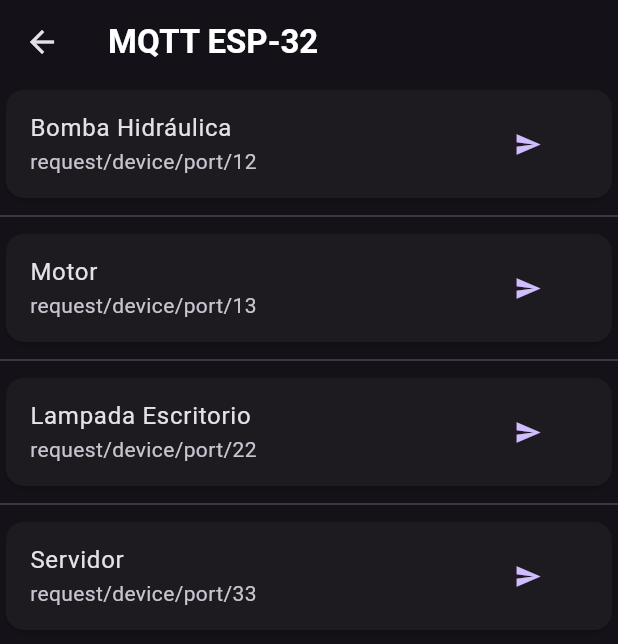
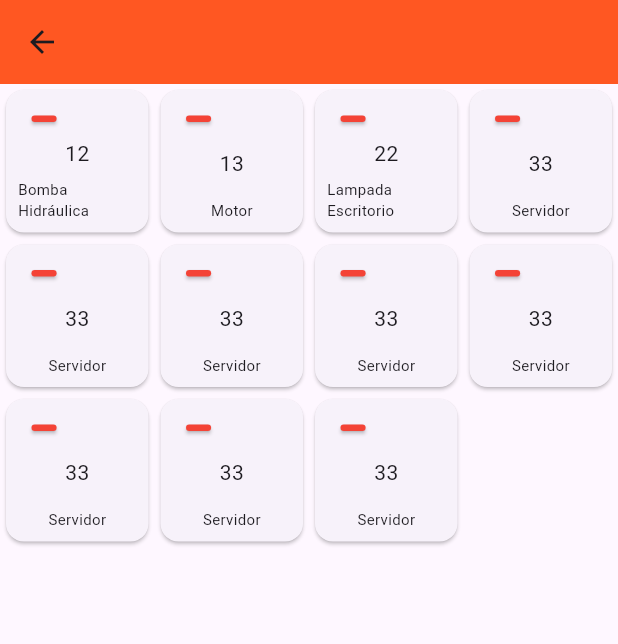
Before and after one commit to Raiam-Dev/app_flutter_http, a Flutter app: the MyHomePage screen opened by its route, on a phone screen of 412 x 824 dp. Shown: the top 644 px of the screen. Run offline on Flutter 3.47's test engine with Material 3 defaults, Android fonts, the phone set to English and light mode, and no system bars; missing offline and left inert: mqtt_client.

Commit message:
Versao Evoluindo

```diff
--- a/lib/core/json_tests/lists_json.dart
+++ b/lib/core/json_tests/lists_json.dart
@@ -27,4 +27,53 @@ List jsonData = [
     'topic': 'request/device/port/33',
     'horario': null,
   },
+  {
+    'title': 'Servidor',
+    'port': 33,
+    'value': 1,
+    'topic': 'request/device/port/33',
+    'horario': null,
+  },
+  {
+    'title': 'Servidor',
+    'port': 33,
+    'value': 1,
+    'topic': 'request/device/port/33',
+    'horario': null,
+  },
+  {
+    'title': 'Servidor',
+    'port': 33,
+    'value': 1,
+    'topic': 'request/device/port/33',
+    'horario': null,
+  },
+  {
+    'title': 'Servidor',
+    'port': 33,
+    'value': 1,
+    'topic': 'request/device/port/33',
+    'horario': null,
+  },
+  {
+    'title': 'Servidor',
+    'port': 33,
+    'value': 1,
+    'topic': 'request/device/port/33',
+    'horario': null,
+  },
+  {
+    'title': 'Servidor',
+    'port': 33,
+    'value': 1,
+    'topic': 'request/device/port/33',
+    'horario': null,
+  },
+  {
+    'title': 'Servidor',
+    'port': 33,
+    'value': 1,
+    'topic': 'request/device/port/33',
+    'horario': null,
+  },
 ];
--- a/lib/main.dart
+++ b/lib/main.dart
@@ -1,4 +1,4 @@
-import 'package:app_http/presentation/pages/homeConfig.dart';
+import 'package:app_http/presentation/pages/homeConfigMqtt.dart';
 import 'package:app_http/presentation/pages/home_painel.dart';
 import 'package:flutter/material.dart';
 
@@ -9,7 +9,6 @@ class MyApp extends StatelessWidget {
   @override
   Widget build(BuildContext context) {
     return MaterialApp(
-      theme: ThemeData(brightness: Brightness.dark, useMaterial3: true),
       debugShowCheckedModeBanner: false,
       routes: {
         "/": (BuildContext context) => Homeconfig(),
@@ -29,13 +28,7 @@ class _MyHomePageState extends State<MyHomePage> {
   @override
   Widget build(BuildContext context) {
     return Scaffold(
-      appBar: AppBar(
-        title: Text(
-          "MQTT ESP-32",
-          style: TextStyle(color: Colors.white, fontWeight: FontWeight.bold),
-        ),
-        actions: [],
-      ),
+      appBar: AppBar(backgroundColor: Colors.deepOrange),
       body: SafeArea(child: HomePainel()),
     );
   }
--- a/lib/presentation/pages/homeConfig.dart
+++ /dev/null
@@ -1,22 +0,0 @@
-import 'package:app_http/core/utils/mqttCallbacks/mqtt_connection.dart';
-import 'package:flutter/material.dart';
-
-class Homeconfig extends StatelessWidget {
-  const Homeconfig({super.key});
-
-  @override
-  Widget build(BuildContext context) {
-    return Scaffold(
-      appBar: AppBar(title: Text("Configuracion MQTT"), centerTitle: true),
-      body: ElevatedButton(
-        onPressed: () async {
-          await conectar();
-        },
-        child: Text("Connectar Mqtt"),
-      ),
-      floatingActionButton: FloatingActionButton(
-        onPressed: () => Navigator.pushNamed(context, 'HomePainel'),
-      ),
-    );
-  }
-}
--- a/lib/presentation/pages/home_painel.dart
+++ b/lib/presentation/pages/home_painel.dart
@@ -1,5 +1,7 @@
+import 'dart:convert';
+
+import 'package:app_http/core/globals/variaveis_globais.dart';
 import 'package:app_http/core/json_tests/lists_json.dart';
-import 'package:app_http/core/utils/mqttCallbacks/callback_publicar.dart';
 import 'package:flutter/material.dart';
 
 class HomePainel extends StatefulWidget {
@@ -12,29 +14,56 @@ class HomePainel extends StatefulWidget {
 class _BodyTesteState extends State<HomePainel> {
   @override
   Widget build(BuildContext context) {
-    return ListView.separated(
+    return GridView.builder(
       itemCount: jsonData.length,
-      itemBuilder: (BuildContext context, int index) {
-        return Card(
-          child: ListTile(
-            title: Text("${jsonData[index]['title']}"),
-            subtitle: Text("${jsonData[index]['topic']}"),
-            trailing: TextButton(
-              onPressed: () {
-                jsonData[index]['horario'] = DateTime.now().toString();
-                publicar(
-                  jsonData[index]['value'],
-                  jsonData[index]['port'],
-                  jsonData[index]['topic'],
-                  jsonData[index]['horario'],
-                );
-              },
-              child: Icon(Icons.send),
+      gridDelegate: SliverGridDelegateWithFixedCrossAxisCount(
+        crossAxisCount: 4,
+      ),
+      itemBuilder: (context, index) {
+        return GestureDetector(
+          onTap: () {
+            print(index);
+          },
+          child: Card(
+            child: Padding(
+              padding: const EdgeInsets.all(8.0),
+              child: Center(
+                child: Column(
+                  mainAxisAlignment: MainAxisAlignment.spaceBetween,
+                  children: [
+                    Row(
+                      children: [
+                        Padding(
+                          padding: EdgeInsets.only(top: 5, left: 5),
+                          child: SizedBox(
+                            width: MediaQuery.of(context).size.height * 0.03,
+                            height: MediaQuery.of(context).size.width * 0.03,
+                            child: ValueListenableBuilder(
+                              valueListenable: conectado,
+                              builder: (context, conectado, _) {
+                                return conectado == false
+                                    ? Card(color: Colors.red)
+                                    : Card(color: Colors.greenAccent);
+                              },
+                            ),
+                          ),
+                        ),
+                      ],
+                    ),
+                    Text("${jsonData[index]['port']}"),
+                    Center(
+                      child: Text(
+                        "${jsonData[index]['title']}",
+                        style: TextStyle(fontSize: 10),
+                      ),
+                    ),
+                  ],
+                ),
+              ),
             ),
           ),
         );
       },
-      separatorBuilder: (BuildContext context, int index) => const Divider(),
     );
   }
 }
--- a/lib/presentation/widgets/button_connect.dart
+++ b/lib/presentation/widgets/button_connect.dart
@@ -15,7 +15,7 @@ class _ButtonConnectState extends State<ButtonConnect> {
     return TextButton(
       style: TextButton.styleFrom(overlayColor: Colors.transparent),
       onPressed: () async {
-        await conectar();
+        await conectar("", 12);
       },
       child: SizedBox(
         width: MediaQuery.of(context).size.width * 0.3,
```
Also changed, not shown: lib/core/utils/mqttCallbacks/mqtt_connection.dart (+9 -7 lines), lib/presentation/pages/homeConfigMqtt.dart (added, +88 -0 lines).
